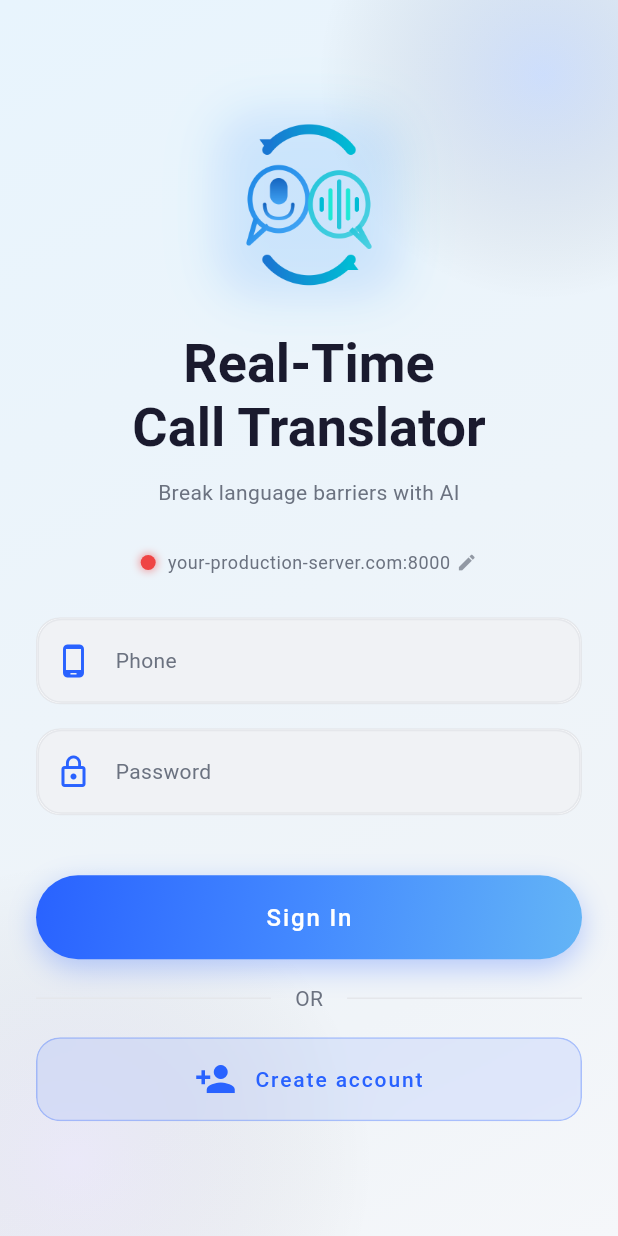
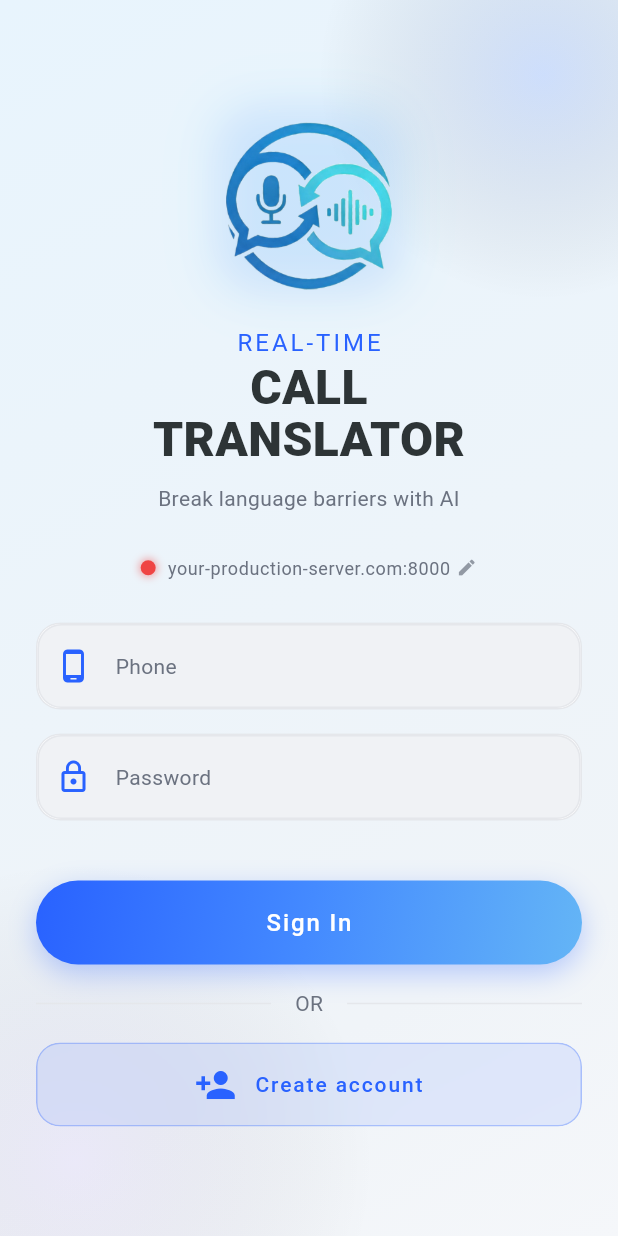
Before and after one commit to amir3x0/Real-Time-Call-Translator, a Flutter app: the screen it shows after launch, on a phone screen of 412 x 824 dp. Run offline on Flutter 3.47's test engine with Material 3 defaults, Android fonts, the phone set to English and light mode, and no system bars; drawn by our look-alikes of flutter_animate; our stand-ins replace avatar_glow, just_audio, permission_handler, shared_preferences, shimmer; missing offline and left inert: audio_session, flutter_audio_output, flutter_sound, record; accounts and stored records are empty; network calls fail.

Commit message:
replace logo

```diff
--- a/mobile/lib/screens/auth/login_screen.dart
+++ b/mobile/lib/screens/auth/login_screen.dart
@@ -132,27 +132,11 @@ class _LoginScreenState extends State<LoginScreen>
                   mainAxisSize: MainAxisSize.min,
                   crossAxisAlignment: CrossAxisAlignment.stretch,
                   children: [
-                    // Logo with glow effect - Theme Aware
-                    const Center(child: AppLogo.xlarge(showGlow: true))
+                    // Logo with title - Theme Aware
+                    const Center(child: AppLoginLogo())
                         .animate()
                         .fadeIn(duration: 600.ms)
                         .scale(delay: 200.ms, duration: 400.ms),
-
-                    const SizedBox(height: 24),
-
-                    // Title - Theme Aware
-                    Text(
-                      "Real-Time\nCall Translator",
-                      textAlign: TextAlign.center,
-                      style: AppTheme.headlineLarge.copyWith(
-                        fontSize: 36,
-                        height: 1.2,
-                        color: AppTheme.getTextColor(context),
-                      ),
-                    )
-                        .animate()
-                        .fadeIn(delay: 400.ms, duration: 600.ms)
-                        .slideY(begin: 0.3, end: 0, duration: 600.ms),
 
                     const SizedBox(height: 12),
 
--- a/mobile/lib/widgets/shared/app_logo.dart
+++ b/mobile/lib/widgets/shared/app_logo.dart
@@ -140,6 +140,54 @@ class AppLogo extends StatelessWidget {
   }
 }
 
+/// Logo with "REAL-TIME CALL TRANSLATOR" text for login screen.
+/// Text colors adapt to light/dark mode.
+class AppLoginLogo extends StatelessWidget {
+  final double logoSize;
+  final bool showGlow;
+
+  const AppLoginLogo({
+    super.key,
+    this.logoSize = 120,
+    this.showGlow = true,
+  });
+
+  @override
+  Widget build(BuildContext context) {
+    final isDark = AppTheme.isDarkMode(context);
+
+    return Column(
+      mainAxisSize: MainAxisSize.min,
+      children: [
+        // Logo icon with glow
+        AppLogo(size: logoSize, showGlow: showGlow),
+        const SizedBox(height: 24),
+        // "REAL-TIME" text - light blue
+        const Text(
+          'REAL-TIME',
+          style: TextStyle(
+            fontSize: 16,
+            fontWeight: FontWeight.w400,
+            color: AppTheme.primaryElectricBlue,
+            letterSpacing: 2,
+          ),
+        ),
+        // "CALL TRANSLATOR" text - dark/light based on theme
+        Text(
+          'CALL\nTRANSLATOR',
+          textAlign: TextAlign.center,
+          style: TextStyle(
+            fontSize: 32,
+            fontWeight: FontWeight.w800,
+            height: 1.1,
+            color: isDark ? Colors.white : const Color(0xFF2D3436),
+          ),
+        ),
+      ],
+    );
+  }
+}
+
 /// Logo with app name text beside it
 class AppLogoWithTitle extends StatelessWidget {
   final double logoSize;
--- a/mobile/pubspec.yaml
+++ b/mobile/pubspec.yaml
@@ -57,11 +57,11 @@ dev_dependencies:
 flutter_launcher_icons:
   android: true
   ios: true
-  image_path: "assets/images/app_icon.png"
+  image_path: "assets/images/app_logo.png"
   min_sdk_android: 21
   remove_alpha_ios: true
   adaptive_icon_background: "#FFFFFF"
-  adaptive_icon_foreground: "assets/images/app_icon.png"
+  adaptive_icon_foreground: "assets/images/app_logo.png"
 
 flutter:
   uses-material-design: true
```
Also changed, not shown: .claude/settings.local.json, mobile/assets/images/app_icon.png (deleted), mobile/assets/images/app_logo.png, 31 other files.
